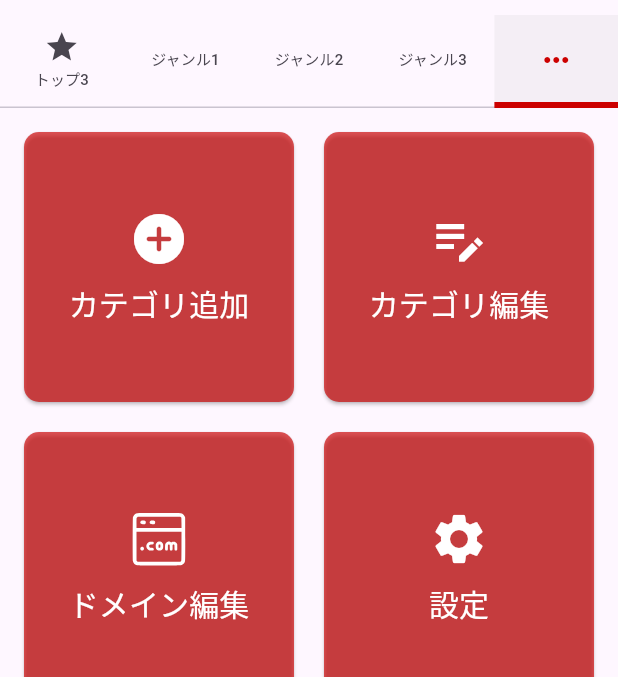
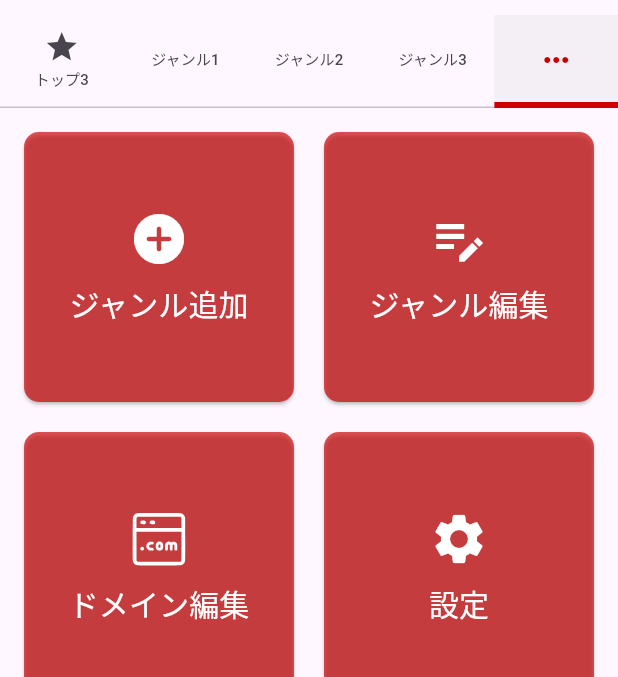
Before and after one commit to dev-yamamon01/BookMarker, a Flutter app: the screen it shows after launch, tab 5 chosen, on a phone screen of 412 x 824 dp, the part 60-737 px from its top. Run offline on Flutter 3.47's test engine with Material 3 defaults, Android fonts, the phone set to English and light mode, and no system bars; our stand-ins replace drift, flutter_rating_bar, flutter_svg, sqflite_common_ffi, webview_flutter; missing offline and left inert: webview_flutter_android, webview_flutter_wkwebview; accounts and stored records are empty; generated files the repository leaves out were written again; network calls fail; statements that could not run were skipped.

Commit message:
feat:ジャンル編集ページ(白紙)を作成し、遷移まで実装

```diff
--- a/lib/data/database.dart
+++ b/lib/data/database.dart
@@ -28,13 +28,13 @@ class AppDatabase extends _$AppDatabase {
 
   // 🎯 Seederのような初期データをここで挿入！
   await into(genres).insert(GenresCompanion(
-  genreName: Value('ジャンルA'),
+  genreName: Value('ジャンル1'),
   ));
   await into(genres).insert(GenresCompanion(
-  genreName: Value('ジャンルB'),
+  genreName: Value('ジャンル2'),
   ));
   await into(genres).insert(GenresCompanion(
-  genreName: Value('ジャンルC'),
+  genreName: Value('ジャンル3'),
   ));
   },
   );
--- a/lib/main.dart
+++ b/lib/main.dart
@@ -9,6 +9,7 @@ import 'package:sqflite_common_ffi/sqflite_ffi.dart';
 import 'package:bookmarker/screens/add_url_screen.dart';
 import 'package:bookmarker/data/database.dart'; // ← データベースをインポート
 import 'package:bookmarker/data/models/tables.dart';
+import 'package:bookmarker/screens/genre_edit_screen.dart';
 
 // ✅ グローバルにデータベースインスタンスを作成
 final AppDatabase database = AppDatabase();
@@ -35,6 +36,10 @@ class MyApp extends StatelessWidget {
         useMaterial3: true,
       ),
       home: const MyHomePage(title: 'Book Maker'),
+      //以下を定義してNavigator.pushNamed(context, '/genreEdit');でcategory_more_screenで試行したがうまくいかない
+      routes: {
+        '/genreEdit':(context) => GenreEditScreen()
+      },
     );
   }
 }
--- a/lib/screens/category_more_screen.dart
+++ b/lib/screens/category_more_screen.dart
@@ -1,9 +1,15 @@
 import 'package:flutter/material.dart';
 import 'package:flutter_svg/svg.dart';
+import 'package:bookmarker/main.dart';
+import 'package:bookmarker/screens/genre_edit_screen.dart';
 
 //最後のタブのカテゴリー編集機能のUIを返す
 class CategoryMoreScreen extends StatelessWidget {
   const CategoryMoreScreen({super.key});
+  final String labelGenreAdd="ジャンル追加";
+  final String labelGenreEdit="ジャンル編集";
+  final String labelDomainEdit="ドメイン編集";
+  final String labelSetting="設定";
 
   @override
   Widget build(BuildContext context) {
@@ -13,17 +19,17 @@ class CategoryMoreScreen extends StatelessWidget {
         mainAxisSpacing: 20, // 縦方向の間隔
         crossAxisSpacing: 20, // 横方向の間隔
         children: [
-          _buildButton(Icon(Icons.add_circle_rounded,size: 40, color: Colors.white), "カテゴリ追加",Color(0xAACC0000)),
-          _buildButton(Icon(Icons.edit_note_sharp,size: 40, color: Colors.white), "カテゴリ編集", Color(0xAACC0000)),
-          _buildButton(SvgPicture.asset('assets/domain.svg',width: 40, height: 40), "ドメイン編集", Color(0xAACC0000)),
-          _buildButton(Icon(Icons.settings,size: 40, color: Colors.white), "設定", Color(0xAACC0000)),
+          _buildButton(Icon(Icons.add_circle_rounded,size: 40, color: Colors.white), labelGenreAdd,Color(0xAACC0000),context),
+          _buildButton(Icon(Icons.edit_note_sharp,size: 40, color: Colors.white), labelGenreEdit, Color(0xAACC0000),context),
+          _buildButton(SvgPicture.asset('assets/domain.svg',width: 40, height: 40), labelDomainEdit, Color(0xAACC0000),context),
+          _buildButton(Icon(Icons.settings,size: 40, color: Colors.white), labelSetting, Color(0xAACC0000),context),
         ],
       ),);
 
   }
 
   // ボタンウィジェットを生成するヘルパーメソッド
-  Widget _buildButton(Widget icon, String label, Color color) {
+  Widget _buildButton(Widget icon, String label, Color color, BuildContext context) {
     return ElevatedButton(
       style: ElevatedButton.styleFrom(
         padding: EdgeInsets.all(16),
@@ -31,7 +37,15 @@ class CategoryMoreScreen extends StatelessWidget {
         shape: RoundedRectangleBorder(borderRadius: BorderRadius.circular(10)),
       ),
       onPressed: () {
-        print('$label pressed');
+        if (label == labelGenreAdd) {
+        } else if (label == labelGenreEdit) {
+          //Navigator.pushNamed(context, '/genreEdit');
+          Navigator.push(
+            context,
+            MaterialPageRoute(builder: (context) => GenreEditScreen()),
+          );
+        } else if (label == labelDomainEdit) {
+        } else {}
       },
       child: Column(
         mainAxisAlignment: MainAxisAlignment.center,
```
Also changed, not shown: lib/screens/genre_edit_screen.dart (added, +19 -0 lines).
